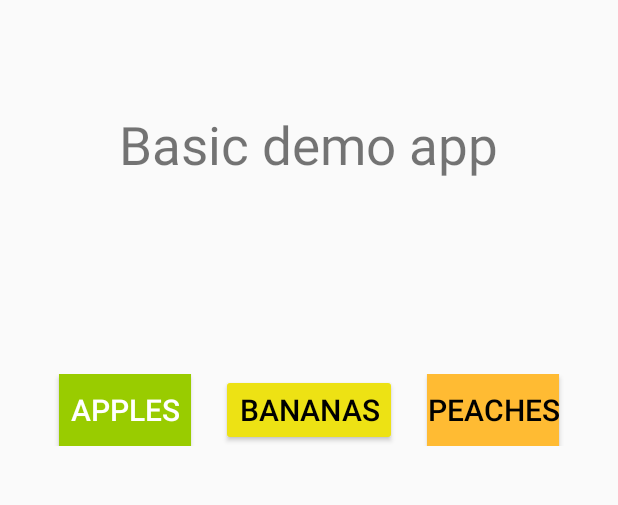
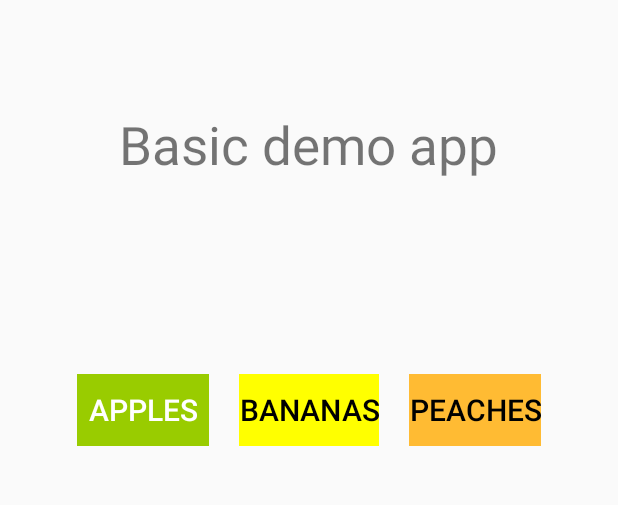
Before and after one commit to liaz-af/appsflyer-onelink-sample-apps, an Android app: the layout activity_main.xml on its own in the app's theme, with its tools: preview values and no code run, on a phone screen of 412 x 824 dp, the part 597-1102 px from its top. Run offline under Robolectric (Android 15) with nearby library versions, the phone set to English and light mode, and no system bars.

Commit message:
Android simple app - function works. No DL yet

```diff
--- a/onelink-android/java/simple_deep_link_pass_data/app/src/main/AndroidManifest.xml
+++ b/onelink-android/java/simple_deep_link_pass_data/app/src/main/AndroidManifest.xml
@@ -19,6 +19,7 @@
         android:theme="@style/AppTheme"
         tools:ignore="AllowBackup"
         tools:replace="android:fullBackupContent">
+        <activity android:name=".peachesActivity"></activity>
         <activity android:name=".bananasActivity" />
         <activity android:name=".applesActivity" />
         <activity
--- a/onelink-android/java/simple_deep_link_pass_data/app/src/main/res/layout/activity_main.xml
+++ b/onelink-android/java/simple_deep_link_pass_data/app/src/main/res/layout/activity_main.xml
@@ -8,6 +8,7 @@
 
     <ImageView
         android:id="@+id/afLogo"
+        tools:ignore="ContentDescription"
         android:layout_width="412dp"
         android:layout_height="200dp"
         android:layout_marginTop="10dp"
@@ -18,6 +19,7 @@
 
     <ImageView
         android:id="@+id/onelinkLogo"
+        tools:ignore="ContentDescription"
         android:layout_width="307dp"
         android:layout_height="160dp"
         android:layout_marginTop="28dp"
@@ -30,9 +32,9 @@
         android:id="@+id/textView"
         android:layout_width="wrap_content"
         android:layout_height="wrap_content"
-        android:text="Basic demo app"
+        android:text="@string/app_title"
         android:textAlignment="center"
-        android:textSize="35dp"
+        android:textSize="35sp"
         app:layout_constraintBottom_toBottomOf="parent"
         app:layout_constraintHorizontal_bias="0.496"
         app:layout_constraintLeft_toLeftOf="parent"
@@ -52,36 +54,39 @@
 
         <Button
             android:id="@+id/apples_button"
+            style="?android:attr/borderlessButtonStyle"
             android:layout_width="wrap_content"
             android:layout_height="wrap_content"
             android:layout_marginStart="10dp"
             android:layout_marginEnd="10dp"
             android:background="@android:color/holo_green_light"
             android:onClick="goToApples"
-            android:text="Apples"
+            android:text="@string/apples_str"
             android:textColor="@android:color/white"
             android:textSize="20sp" />
 
         <Button
             android:id="@+id/bananas_button"
+            style="?android:attr/borderlessButtonStyle"
             android:layout_width="wrap_content"
             android:layout_height="wrap_content"
             android:layout_marginStart="10dp"
             android:layout_marginEnd="10dp"
-            android:backgroundTint="#EDE214"
+            android:background="@color/yellow"
             android:onClick="goToBananas"
-            android:text="Bananas"
+            android:text="@string/bananas_str"
             android:textColor="@android:color/black"
             android:textSize="20sp" />
 
         <Button
             android:id="@+id/peaches_button"
+            style="?android:attr/borderlessButtonStyle"
             android:layout_width="wrap_content"
             android:layout_height="wrap_content"
             android:layout_marginStart="10dp"
             android:layout_marginEnd="10dp"
             android:background="@android:color/holo_orange_light"
-            android:text="Peaches"
+            android:text="@string/peaches_str"
             android:textColor="@android:color/black"
             android:textSize="20sp" />
     </LinearLayout>
--- a/onelink-android/java/simple_deep_link_pass_data/app/src/main/res/values/colors.xml
+++ b/onelink-android/java/simple_deep_link_pass_data/app/src/main/res/values/colors.xml
@@ -3,4 +3,5 @@
     <color name="colorPrimary">#6200EE</color>
     <color name="colorPrimaryDark">#3700B3</color>
     <color name="colorAccent">#03DAC5</color>
+    <color name="yellow">#FFFF00</color>
 </resources>
--- a/onelink-android/java/simple_deep_link_pass_data/app/src/main/res/values/strings.xml
+++ b/onelink-android/java/simple_deep_link_pass_data/app/src/main/res/values/strings.xml
@@ -1,5 +1,7 @@
 <resources>
     <string name="app_name">AppsflyerOnelinkBasicApp</string>
+    <string name="app_title">Basic demo app</string>
     <string name="apples_str">Apples</string>
     <string name="bananas_str">Bananas</string>
+    <string name="peaches_str">Peaches</string>
 </resources>
```
Also changed, not shown: onelink-android/java/simple_deep_link_pass_data/app/src/main/java/com/appsflyer/liazkamper/appsflyeronelinkbasicapp/peachesActivity.java (added, +14 -0 lines), onelink-android/java/simple_deep_link_pass_data/app/src/main/res/layout/activity_peaches.xml (added, +35 -0 lines).
